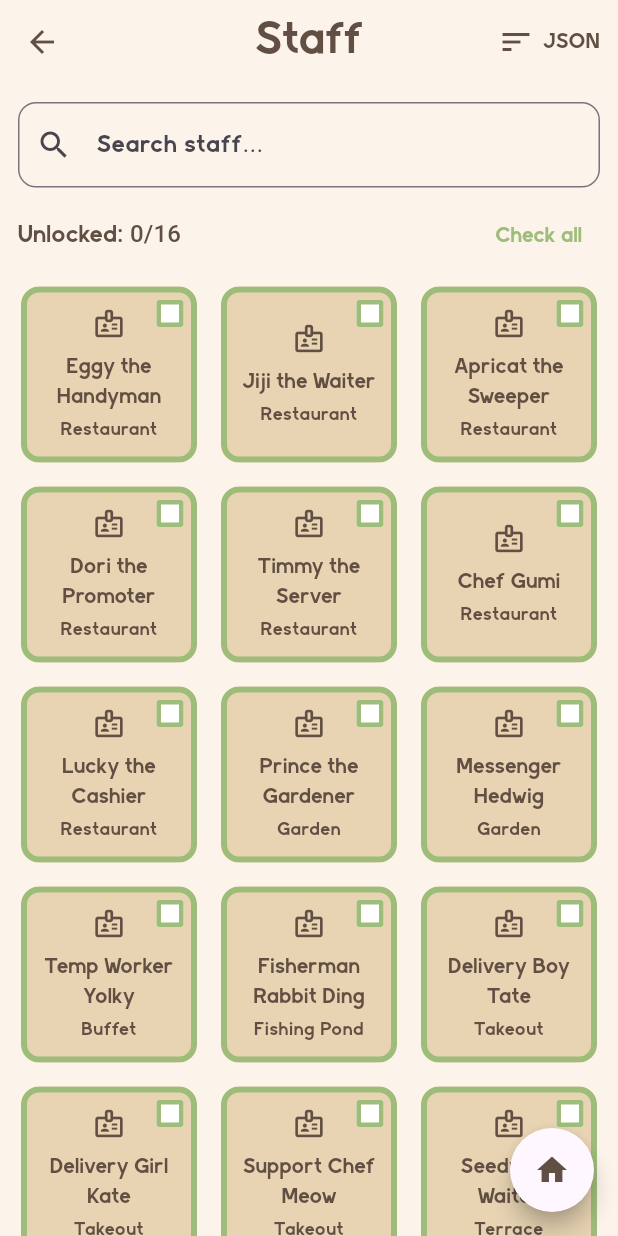
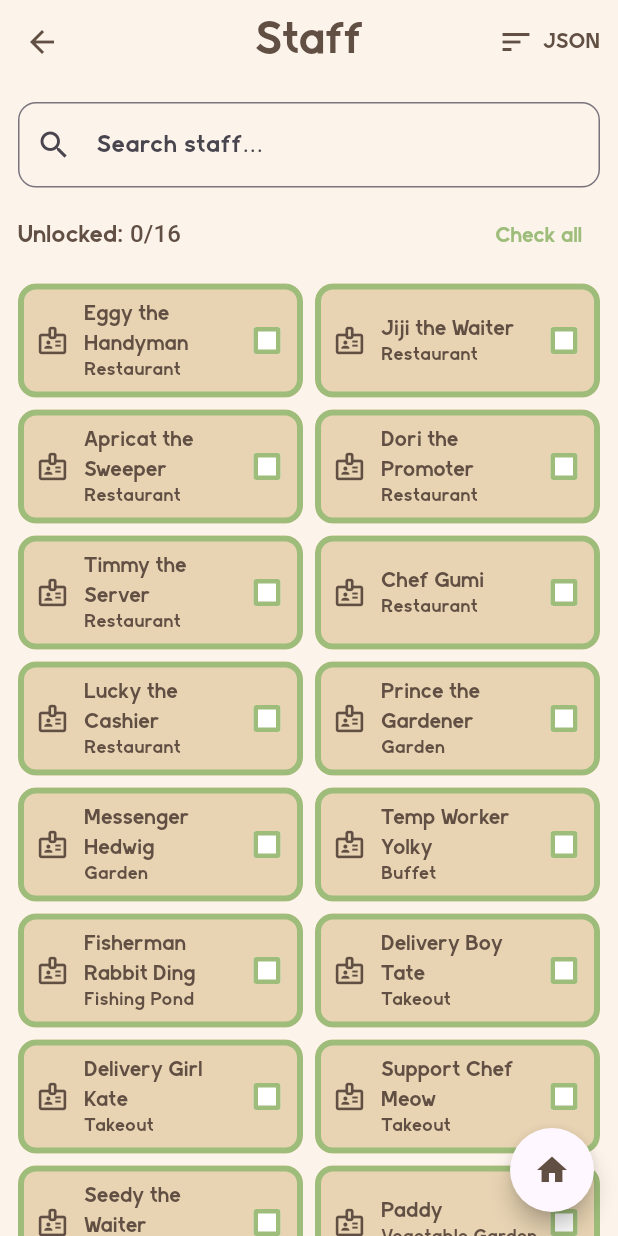
Before and after one commit to zawmbi/animal-restaurant-tracker-app, a Flutter app: the StaffPage screen opened directly, on a phone screen of 412 x 824 dp. Run offline on Flutter 3.47's test engine with Material 3 defaults, Android fonts, the phone set to English and light mode, and no system bars; our stand-ins replace auto_size_text, cloud_firestore, equatable, firebase_auth, firebase_core, flutter_local_notifications and 5 more; accounts and stored records are empty; project files that could hold a hidden picture were left out.

```diff
--- a/lib/features/staff/ui/staff_page.dart
+++ b/lib/features/staff/ui/staff_page.dart
@@ -77,7 +77,8 @@ class _StaffPageState extends State<StaffPage> {
           }
 
           final list = snap.data ?? const <StaffMember>[];
-          if (snap.connectionState != ConnectionState.done && snap.data == null) {
+          if (snap.connectionState != ConnectionState.done &&
+              snap.data == null) {
             return const Center(child: CircularProgressIndicator());
           }
 
@@ -95,7 +96,8 @@ class _StaffPageState extends State<StaffPage> {
           // load, which silently defeated this option.
           if (_sortMode == _StaffSortMode.alphabetical) {
             filtered.sort(
-                (a, b) => a.name.toLowerCase().compareTo(b.name.toLowerCase()));
+              (a, b) => a.name.toLowerCase().compareTo(b.name.toLowerCase()),
+            );
           }
 
           final ids = filtered.map((s) => s.id).toList();
@@ -104,8 +106,9 @@ class _StaffPageState extends State<StaffPage> {
             animation: _store,
             builder: (context, _) {
               final unlocked = ids
-                  .where((id) =>
-                      _store.isUnlocked(ProgressTypes.staffUnlocked, id))
+                  .where(
+                    (id) => _store.isUnlocked(ProgressTypes.staffUnlocked, id),
+                  )
                   .length;
 
               return Column(
@@ -142,14 +145,20 @@ class _StaffPageState extends State<StaffPage> {
                     ),
                   ),
                   Expanded(
-                    child: GridView.builder(
+                    child: LayoutBuilder(
+                      builder: (context, cons) {
+                        final crossAxisCount = (cons.maxWidth / 200)
+                            .floor()
+                            .clamp(1, 4);
+                        return GridView.builder(
                           padding: const EdgeInsets.fromLTRB(12, 8, 12, 16),
-                      gridDelegate:
-                          const SliverGridDelegateWithFixedCrossAxisCount(
-                        crossAxisCount: 3, //  3 boxes per row
-                        crossAxisSpacing: 12,
-                        mainAxisSpacing: 12,
-                        childAspectRatio: 1.0,
+                          gridDelegate: SliverGridDelegateWithFixedCrossAxisCount(
+                            crossAxisCount: crossAxisCount,
+                            crossAxisSpacing: 8,
+                            mainAxisSpacing: 8,
+                            // Name plus an optional series subtitle in a compact
+                            // row, instead of a square tile of mostly empty space.
+                            mainAxisExtent: 76,
                           ),
                           itemCount: filtered.length,
                           itemBuilder: (context, i) {
@@ -168,9 +177,12 @@ class _StaffPageState extends State<StaffPage> {
                               ),
                               onTap: () => Navigator.of(context).push(
                                 MaterialPageRoute(
-                                builder: (_) => StaffDetailPage(staff: s)),
+                                  builder: (_) => StaffDetailPage(staff: s),
+                                ),
                               ),
                               blurb: '',
+                            );
+                          },
                         );
                       },
                     ),
@@ -204,64 +216,53 @@ class _StaffTile extends StatelessWidget {
 
   @override
   Widget build(BuildContext context) {
-    final subtitle = (series ?? '').trim().isNotEmpty ? series!.trim() : null;
+    // The row fits one subtitle line, so series and blurb share it.
+    final subtitle = [
+      series,
+      blurb,
+    ].map((t) => (t ?? '').trim()).where((t) => t.isNotEmpty).join(' \u2022 ');
 
     return Card(
       clipBehavior: Clip.antiAlias,
+      margin: EdgeInsets.zero,
       child: InkWell(
         onTap: onTap,
-        child: Stack(
+        child: Padding(
+          padding: const EdgeInsets.only(left: 12),
+          child: Row(
             children: [
-            Positioned.fill(
-              child: Padding(
-                padding: const EdgeInsets.all(10),
+              const Icon(Icons.badge_outlined, size: 22),
+              const SizedBox(width: 10),
+              Expanded(
                 child: Column(
                   mainAxisAlignment: MainAxisAlignment.center,
+                  crossAxisAlignment: CrossAxisAlignment.start,
                   children: [
-                    const Icon(Icons.badge_outlined, size: 22),
-                    const SizedBox(height: 8),
                     Text(
                       name,
-                      textAlign: TextAlign.center,
                       maxLines: 2,
                       overflow: TextOverflow.ellipsis,
                       style: Theme.of(context).textTheme.titleSmall,
                     ),
-                    if (subtitle != null) ...[
-                      const SizedBox(height: 4),
+                    if (subtitle.isNotEmpty)
                       Text(
                         subtitle,
-                        textAlign: TextAlign.center,
                         maxLines: 1,
                         overflow: TextOverflow.ellipsis,
                         style: Theme.of(context).textTheme.bodySmall,
                       ),
                   ],
-                    if ((blurb ?? '').trim().isNotEmpty) ...[
-                      const SizedBox(height: 6),
-                      Text(
-                        blurb!.trim(),
-                        textAlign: TextAlign.center,
-                        maxLines: 2,
-                        overflow: TextOverflow.ellipsis,
-                        style: Theme.of(context).textTheme.bodySmall,
-                      ),
-                    ],
-                  ],
                 ),
               ),
-            ),
-            Positioned(
-              top: 2,
-              right: 2,
-              child: Checkbox(
+              Checkbox(
                 value: unlocked,
                 materialTapTargetSize: MaterialTapTargetSize.shrinkWrap,
                 visualDensity: VisualDensity.compact,
                 onChanged: (v) => onUnlockedChanged(v ?? false),
               ),
+              const SizedBox(width: 8),
+            ],
           ),
-          ],
         ),
       ),
     );
```
Also changed, not shown: lib/features/customers/ui/booth_owners_page.dart (+35 -27 lines), lib/features/customers/ui/customers_page.dart (+35 -32 lines), lib/features/dishes/ui/dishes_page.dart (+107 -51 lines), lib/features/facilities/ui/facilities_page.dart (+80 -71 lines), lib/features/redemption_codes/ui/redemption_codes_page.dart (+10 -6 lines). Lines whose indentation alone changed are shown as unchanged.
